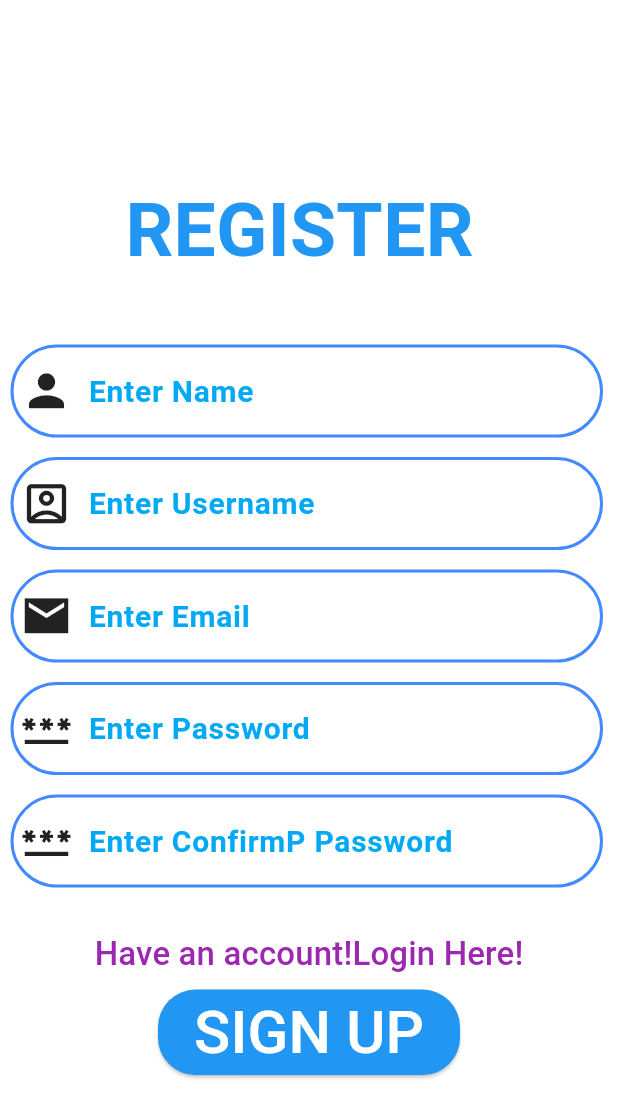
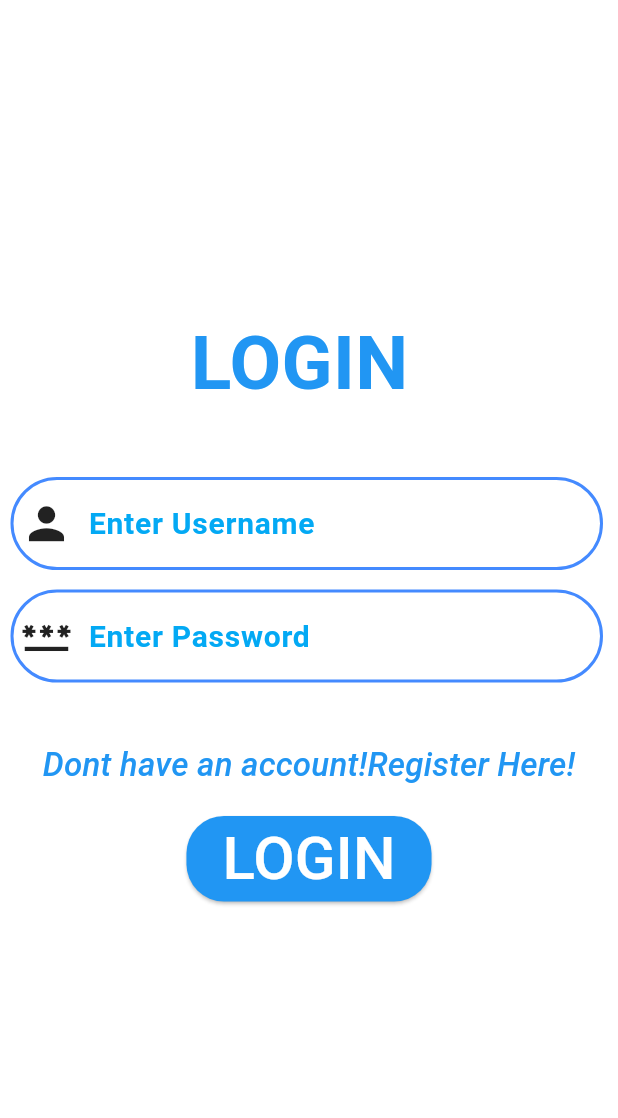
Before and after one commit to ossrndc/connectify, a Flutter app: the screen it shows after launch, after a tap on "Have an account!Login Here!", on a phone screen of 412 x 824 dp. Shown: the top 1118 px of the screen. Run offline on Flutter 3.47's test engine with Material 3 defaults, Android fonts, the phone set to English and light mode, and no system bars; missing offline and left inert: dart:ffi.

Commit message:
added routes

```diff
--- a/lib/Screens/Login.dart
+++ b/lib/Screens/Login.dart
@@ -1,3 +1,4 @@
+import 'package:connectify/Screens/Register.dart';
 import 'package:flutter/material.dart';
 
 import '../Common_widgets/Button.dart';
@@ -58,6 +59,10 @@ class _LoginState extends State<Login> {
     onPressed: (){
     textColorcheck2=!textColorcheck2;
     changecolor();
+    Navigator.push(
+      context,
+      MaterialPageRoute(builder: (context)=>SignUp()
+    ),);
     }, child:Text(
     'Dont have an account!Register Here!',style: TextStyle(
     fontStyle: FontStyle.italic,
--- a/lib/Screens/Register.dart
+++ b/lib/Screens/Register.dart
@@ -1,6 +1,7 @@
 import 'dart:ffi';
 
 import 'package:connectify/Common_widgets/Button.dart';
+import 'package:connectify/Screens/Login.dart';
 import 'package:flutter/cupertino.dart';
 import 'package:flutter/cupertino.dart';
 import 'package:flutter/material.dart';
@@ -79,6 +80,11 @@ class _SignUpState extends State<SignUp> {
               onPressed: (){
                 textColorcheck=!textColorcheck;
                 changecolor();
+                Navigator.push(
+                  context,
+                  MaterialPageRoute(builder: (context)=>Login()
+                  ),);
+
               }, child:Text(
             'Have an account!Login Here!',style: TextStyle(
                 fontSize: 22,
--- /dev/null
+++ b/lib/models/User.dart
@@ -0,0 +1 @@
+import 'package:flutter/material.dart';
--- a/pubspec.yaml
+++ b/pubspec.yaml
@@ -35,6 +35,9 @@ dependencies:
   # The following adds the Cupertino Icons font to your application.
   # Use with the CupertinoIcons class for iOS style icons.
   cupertino_icons: ^1.0.6
+  http: ^1.2.1
+  json_serializer: ^0.2.0
+  json_annotation: ^4.8.1
 
 dev_dependencies:
   flutter_test:
```
Also changed, not shown: pubspec.lock.
